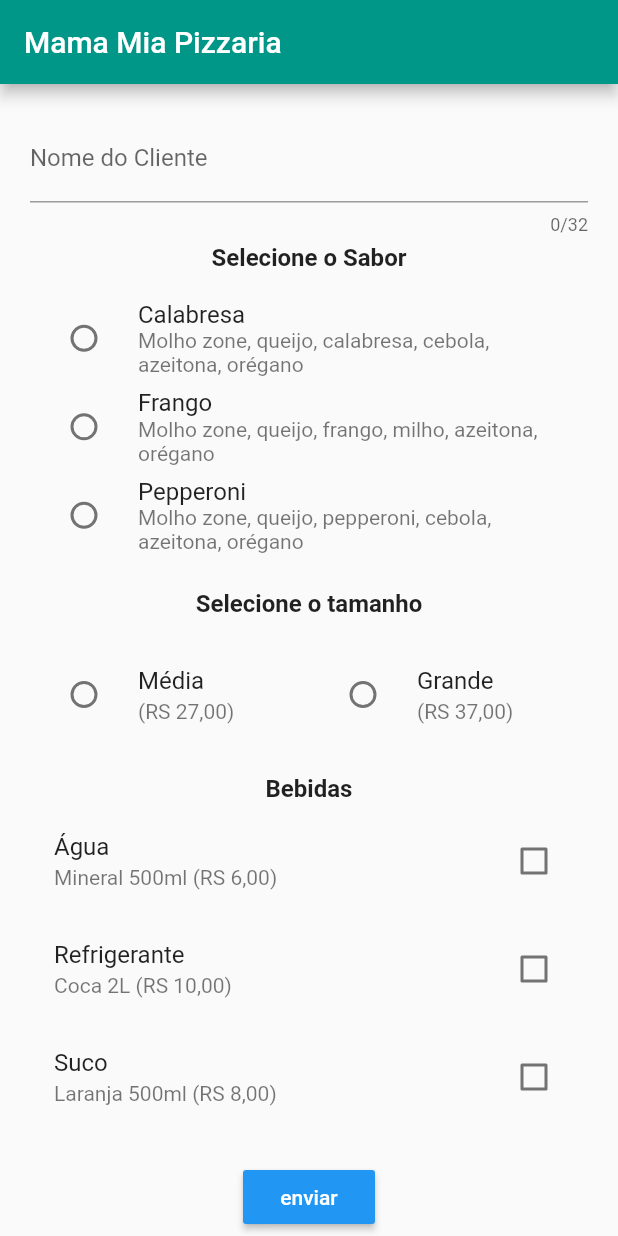
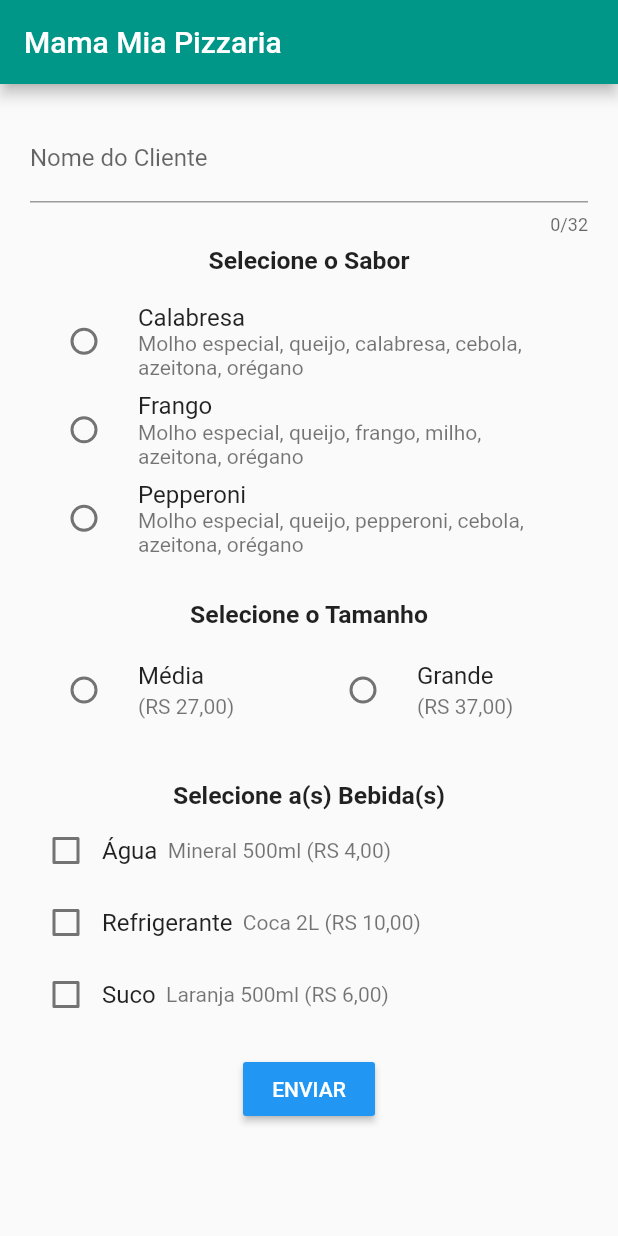
Before and after one commit to sigrid-fr/pizzaria_mamamia, a Flutter app: the screen it shows after launch, on a phone screen of 412 x 824 dp. Run offline on Flutter 3.47's test engine with Material 2 defaults, Android fonts, the phone set to English and light mode, and no system bars.

Commit message:
Versão Final

```diff
--- a/lib/main.dart
+++ b/lib/main.dart
@@ -19,33 +19,65 @@ class PaginaPrincipalPage extends StatefulWidget {
   State<StatefulWidget> createState() => new _PaginaPrincipalState();
 }
 
-// Classe sabor dos RadioButtons
+// Classe Sabor da Pizza
 class Sabor {
   int saborId;
   String sabor;
   String ingredientes;
 
+  // Construtor
   Sabor({this.saborId, this.sabor, this.ingredientes});
 
+  //Titulo e subtitulos dos sabores da Pizza
   static List<Sabor> getSabores() {
     return <Sabor>[
-      Sabor(saborId: 1, sabor: "Calabresa", ingredientes: "Molho zone, queijo, calabresa, cebola, azeitona, orégano"),
-      Sabor(saborId: 2, sabor: "Frango", ingredientes: "Molho zone, queijo, frango, milho, azeitona, orégano"),
-      Sabor(saborId: 3, sabor: "Pepperoni", ingredientes: "Molho zone, queijo, pepperoni, cebola, azeitona, orégano"),
+      Sabor(saborId: 1, sabor: "Calabresa", ingredientes: "Molho especial, queijo, calabresa, cebola, azeitona, orégano"),
+      Sabor(saborId: 2, sabor: "Frango", ingredientes: "Molho especial, queijo, frango, milho, azeitona, orégano"),
+      Sabor(saborId: 3, sabor: "Pepperoni", ingredientes: "Molho especial, queijo, pepperoni, cebola, azeitona, orégano"),
     ];
   }
 }
+
 
 //Classe Estado da Página Principal
 class _PaginaPrincipalState extends State<PaginaPrincipalPage> {
   final scaffoldKey = new GlobalKey<ScaffoldState>();
   final formKey = new GlobalKey<FormState>();
   String nome, flavor, tamanho, _newValue;
-  List <String> bebida = [];
   Sabor selectedSabor;
-  bool _aguaVal = false, _refriVal = false, _sucoVal = false, _validate = false;
+  bool _validate; //validação dos campos do formulário
+  //Variáveis usadas em conjunto com o CheckBox
+  bool aguaVal = false, refriVal = false, sucoVal = false;
 
+  //valores da pizza e das bebidas
+  double t1 = 27.0, //pizza média
+      t2 = 37.0, //pizza grande
+      b1 = 4.00, //preço água
+      b2 = 10.0, //preço refrigerante
+      b3 = 6.00, //preço suco
+      resultado = 0.0;
+
+  //Map com os itens bebida do checkbox
+  Map<String, bool> values = {
+    'Água': false,
+    'Refrigerante': false,
+    'Suco': false,
+  };
+
+//variavel que vai receber os itens temporarios do checkbox
+  var tmpArray = [];
+//vai colocar os itens selecionados no tmpArray
+  getCheckboxItems() {
+    values.forEach((key, value) {
+      if (value == true) {
+        tmpArray.add(key);
+      }
+    });
+  }
+
+//Lista que vai receber os sabores
   List<Sabor> sabores;
+
   @override
   void initState() {
     super.initState();
@@ -77,29 +109,6 @@ class _PaginaPrincipalState extends State<PaginaPrincipalPage> {
       );
     }
     return widgets;
-  }
-
-  //Botão enviar e validação
-  void _submit() {
-    if (_newValue == null) {
-      // Quando nenhum tamanho for selecionado
-      _showSnackBar('Por favor, selecione um tamanho!');
-    } else if (selectedSabor == null) {
-      // Se nenhum dos sabores forem selecionados
-      _showSnackBar("Por favor, selecione um sabor!");
-    } else if (formKey.currentState.validate()) {
-          // Se não forem encontrados erros na validação
-          formKey.currentState.save();
-          print("Nome do Cliente: $nome");
-          print("Sabor da Pizza: $flavor");
-          print("Tamanho da Pizza: $tamanho");
-          print("A(s) Bebida(s): $bebida");
-      } else {
-        // Em caso de erro de validação, o campo bebidas não é obrigatório
-        setState(() {
-          _validate = true;
-        });
-      }
   }
 
 //Mostra mensagem se nenhum sabor ou tamanho forem selecionados
@@ -134,46 +143,35 @@ class _PaginaPrincipalState extends State<PaginaPrincipalPage> {
                 ),
 
              new Divider(
-            height: 5.0,
+                  height: 7.0,
                   color: Colors.transparent,
                 ),
 
-        new Text(
-            'Selecione o Sabor',
-            style: TextStyle(
-                fontWeight: FontWeight.bold,
-                fontSize: 16.0,
-            )
-          ),
+             _texto ('Selecione o Sabor'),
 
              new Divider(
                   height: 15.0,
                   color: Colors.transparent,
                 ),
 
+            //RadioButton dos Sabores da Pizza
              new Column(
                   children: createRadioListSabores(),
                 ),
 
               new Divider(
-            height: 20.0,
+                  height: 25.0,
                   color: Colors.transparent,
                 ),
 
-          new Text(
-              'Selecione o tamanho',
-              style: TextStyle(
-                fontWeight: FontWeight.bold,
-                fontSize: 16.0,
-              )
-          ),
+                _texto ('Selecione o Tamanho'),
 
              new Divider(
-            height: 15.0,
+                  height: 5.0,
                   color: Colors.transparent,
                 ),
 
-
+                //RadioButtons do tamanho da pizza
                 Row(
                   children: <Widget>[
                     Flexible(
@@ -186,6 +184,9 @@ class _PaginaPrincipalState extends State<PaginaPrincipalPage> {
                           setState(() {
                             _newValue = value;
                             tamanho = value;
+                            if(!aguaVal && !refriVal && !sucoVal && tamanho == 'Média') {
+                              resultado = (t1); //quando nenhuma bebida for selecionada retornará só o preço da pizza Média
+                            }
                           });
                         },
                         activeColor: Colors.red,
@@ -201,6 +202,9 @@ class _PaginaPrincipalState extends State<PaginaPrincipalPage> {
                           setState(() {
                             _newValue = value;
                             tamanho = value;
+                            if(!aguaVal && !refriVal && !sucoVal && tamanho == 'Grande') {
+                              resultado = (t2); // quando nenhuma bebida for selecionada retornará só o preço da pizza grande
+                            }
                           });
                         },
                         activeColor: Colors.red,
@@ -212,17 +216,11 @@ class _PaginaPrincipalState extends State<PaginaPrincipalPage> {
 
 
              new Divider(
-            height: 17.0,
+                  height: 25.0,
                   color: Colors.transparent,
                 ),
 
-          new Text(
-              'Bebidas',
-              style: TextStyle(
-                fontWeight: FontWeight.bold,
-                fontSize: 16.0,
-              )
-          ),
+             _texto ('Selecione a(s) Bebida(s)'), //Campo não obrigatório
 
              new Divider(
                   height: 3.0,
@@ -231,78 +229,165 @@ class _PaginaPrincipalState extends State<PaginaPrincipalPage> {
 
               new Column(
             children: <Widget>[
-              // [Água] checkbox
-              CheckboxListTile(
-                activeColor: Colors.blueAccent,
-                value: _aguaVal,
-                onChanged: (newValue) {
+              Row(
+                children: <Widget>[
+                  Checkbox(
+                    value: aguaVal,
+                    onChanged: (value){
                       setState(() {
-                    _aguaVal = newValue;
-                    bebida = (['Água']);
+                        aguaVal = value;
                       });
                     },
-                title: Text('Água',
-                       style: TextStyle(
-                       fontSize: 16.0,
                   ),
+                  _textocheckbox('Água'),
+                  _textopreco('  Mineral 500ml (RS 4,00)'),
+                ],
               ),
-                subtitle: Text('Mineral 500ml (RS 6,00)'),
-                controlAffinity: ListTileControlAffinity.platform,
-              ),
-              // [Refrigerante] checkbox
-              CheckboxListTile(
-                activeColor: Colors.blueAccent,
-                value: _refriVal,
-                onChanged: (newValue) {
+              Row(
+                children: <Widget>[
+                  Checkbox(
+                    value: refriVal,
+                    onChanged: (value){
                       setState(() {
-                    _refriVal = newValue;
-                    bebida = (['Refrigerante']);
+                        refriVal = value;
                       });
                     },
-                title: Text('Refrigerante',
-                  style: TextStyle(
-                    fontSize: 16.0,
                   ),
+                  _textocheckbox('Refrigerante'),
+                  _textopreco('  Coca 2L (RS 10,00)'),
+                ],
               ),
-                subtitle: Text('Coca 2L (RS 10,00)'),
-                controlAffinity: ListTileControlAffinity.platform,
-              ),
-              // [Suco] checkbox
-              CheckboxListTile(
-                activeColor: Colors.blueAccent,
-                value: _sucoVal,
-                onChanged: (newValue) {
+              Row(
+                children: <Widget>[
+                  Checkbox(
+                    value: sucoVal,
+                    onChanged: (value){
                       setState(() {
-                    _sucoVal = newValue;
-                    bebida = (['Suco']);
+                        sucoVal = value;
                       });
                     },
-                title: Text('Suco',
-                  style: TextStyle(
-                    fontSize: 16.0,
                   ),
+                  _textocheckbox('Suco'),
+                  _textopreco('  Laranja 500ml (RS 6,00)'),
+                ],
               ),
-                subtitle: Text('Laranja 500ml (RS 8,00)'),
-                controlAffinity: ListTileControlAffinity.platform,
+
+              new Divider(
+                height: 15.0,
+                color: Colors.transparent,
               ),
+
+              //Salva e Valida os dados
+              RaisedButton(
+                child: Text('ENVIAR',
+                style: new TextStyle(color: Colors.white),
+                ),
+                color: Colors.blue,
+                onPressed: (){
+                  //Retorna o preço de acordo com os itens selecionados e coloca as bebidas selecionadas na tmArray
+                  if (aguaVal && tamanho=='Média') {
+                    resultado = (t1 + b1);
+                    getCheckboxItems();
+                    tmpArray = ['Água'];
+                  }
+                  if(aguaVal && tamanho=='Grande') {
+                    resultado = (t2 + b1);
+                    getCheckboxItems();
+                    tmpArray = ['Água'];
+                  }
+                  if(refriVal && tamanho == 'Média'){
+                    resultado = (t1 + b2);
+                    getCheckboxItems();
+                    tmpArray = ['Refrigerante'];
+                  }
+                  if(refriVal && tamanho == 'Grande'){
+                    resultado = (t2 + b2);
+                    getCheckboxItems();
+                    tmpArray = ['Refrigerante'];
+                  }
+                  if(sucoVal && tamanho == 'Média') {
+                    resultado = (t1 + b3);
+                    getCheckboxItems();
+                    tmpArray = ['Suco'];
+                  }
+                  if(sucoVal && tamanho == 'Grande') {
+                    resultado = (t2 + b3);
+                    getCheckboxItems();
+                    tmpArray = ['Suco'];
+                  }
+                  if(aguaVal && refriVal && tamanho == 'Média') {
+                    resultado = (t1 + b1 + b2);
+                    getCheckboxItems();
+                    tmpArray = ['Água', 'Refrigerante'];
+                  }
+                  if (aguaVal && refriVal && tamanho == 'Grande') {
+                    resultado = (t2 + b1 + b2);
+                    getCheckboxItems();
+                    tmpArray = ['Água', 'Refrigerante'];
+                  }
+                  if(aguaVal && sucoVal && tamanho == 'Média') {
+                    resultado = (t1 + b1 + b3);
+                    getCheckboxItems();
+                    tmpArray = ['Água', 'Suco'];
+                  }
+                  if(aguaVal && sucoVal && tamanho == 'Grande') {
+                    resultado = (t2 + b1 + b3);
+                    getCheckboxItems();
+                    tmpArray = ['Água', 'Suco'];
+                  }
+                  if(refriVal && sucoVal && tamanho == 'Média') {
+                    resultado = (t1 + b2 + b3);
+                    getCheckboxItems();
+                    tmpArray = ['Refrigerante', 'Suco'];
+                  }
+                  if(refriVal && sucoVal && tamanho == 'Grande') {
+                    resultado = (t2 + b2 + b3);
+                    getCheckboxItems();
+                    tmpArray = ['Refrigerante', 'Suco'];
+                  }
+                  if(aguaVal && refriVal && sucoVal && tamanho == 'Média') {
+                    resultado = (t1 + b1 + b2 + b3);
+                    getCheckboxItems();
+                    tmpArray = ['Água', 'Refrigerante', 'Suco'];
+                  }
+                  if(aguaVal && refriVal && sucoVal && tamanho == 'Grande') {
+                    resultado = (t2 + b1 + b2 + b3);
+                    getCheckboxItems();
+                    tmpArray = ['Água', 'Refrigerante', 'Suco'];
+                  }
+                  // Quando nenhum tamanho for selecionado
+                  if (_newValue == null) {
+                    _showSnackBar('Por favor, selecione um tamanho!');
+                  }
+                  // Se nenhum dos sabores forem selecionados
+                  if (selectedSabor == null) {
+                    _showSnackBar("Por favor, selecione um sabor!");
+                  }
+                  // Se não forem encontrados erros na validação exibe o recibo
+                  if (formKey.currentState.validate()) {
+                    formKey.currentState.save();
+                    print("######################## RECIBO ########################");
+                    print("Nome Completo: $nome");
+                    print("Sabor da Pizza: $flavor");
+                    print("Tamanho da Pizza: $tamanho");
+                    print("A(s) Bebida(s): $tmpArray");
+                    tmpArray.clear();
+                    print("O preço a pagar é: RS $resultado");
+                    print("########################################################");
+                    print("\n");
+                  }// Em caso de erro de validação
+                  else {
+                    setState(() {
+                      _validate = true;
+                    });
+                  }
+                },
+              )
             ],
           ),
 
             new Padding(
                padding: const EdgeInsets.only(top: 20.0),
-        ),
-
-        new RaisedButton(
-          child: new Text(
-            "enviar",
-            style: new TextStyle(color: Colors.white),
-        ),
-          color: Colors.blue,
-          onPressed: _submit,
-          ),
-        new Divider(
-           height: 10.0,
-           color: Colors.transparent,
                ),
               ],
             ),
@@ -311,6 +396,7 @@ class _PaginaPrincipalState extends State<PaginaPrincipalPage> {
   }
 }
 
+//Validação do Campo Nome
 String validateNome(String value) {
   String patttern = r'(^[a-zA-Z ]*$)';
   RegExp regExp = new RegExp(patttern);
@@ -322,3 +408,27 @@ String validateNome(String value) {
   }
   return null;
 }
+
+//Método dos Textos em Negrito
+_texto(String mensagem){
+  return Text(mensagem, style: TextStyle(
+    fontSize: 16.5,
+    fontWeight: FontWeight.bold,
+  ),);
+}
+
+//subtitulo do preco do checkbox
+_textopreco(String mensagem){
+  return Text(mensagem, style: TextStyle(
+    fontSize: 14,
+    color: Colors.black54,
+  ),);
+}
+
+//Método dos Textos do Checkbox
+_textocheckbox(String mensagem){
+  return Text(mensagem, style: TextStyle(
+    fontSize: 16,
+  ),);
+
+}
```
Lines whose indentation alone changed are shown as unchanged.
